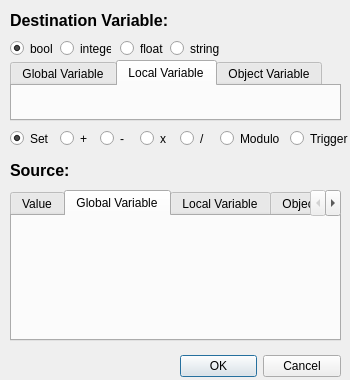
seem-sky/Simple2D-Engine, file MapEditor/UI/CommandChangeVariable.ui: the form before one commit.
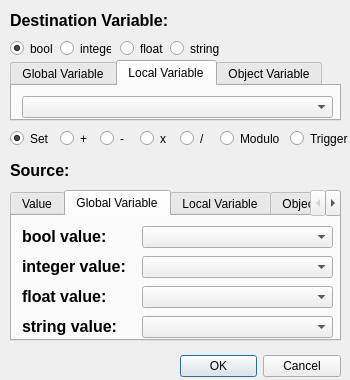
The form after the commit. The open tabs and pages were chosen to show the change.

The edit to the form file:
```diff
--- a/MapEditor/UI/CommandChangeVariable.ui
+++ b/MapEditor/UI/CommandChangeVariable.ui
@@ -46,7 +46,7 @@
     <rect>
      <x>10</x>
      <y>160</y>
-     <width>71</width>
+     <width>181</width>
      <height>21</height>
     </rect>
    </property>
@@ -157,6 +157,16 @@
     <attribute name="title">
      <string>Local Variable</string>
     </attribute>
+    <widget class="QComboBox" name="m_pLocalVarBox">
+     <property name="geometry">
+      <rect>
+       <x>10</x>
+       <y>10</y>
+       <width>311</width>
+       <height>22</height>
+      </rect>
+     </property>
+    </widget>
    </widget>
    <widget class="QWidget" name="m_pDestObjectVariable">
     <attribute name="title">
@@ -440,6 +450,126 @@
     <attribute name="title">
      <string>Global Variable</string>
     </attribute>
+    <widget class="QLabel" name="label_28">
+     <property name="geometry">
+      <rect>
+       <x>10</x>
+       <y>100</y>
+       <width>121</width>
+       <height>21</height>
+      </rect>
+     </property>
+     <property name="font">
+      <font>
+       <pointsize>12</pointsize>
+       <weight>75</weight>
+       <bold>true</bold>
+      </font>
+     </property>
+     <property name="text">
+      <string>string value:</string>
+     </property>
+    </widget>
+    <widget class="QLabel" name="label_29">
+     <property name="geometry">
+      <rect>
+       <x>10</x>
+       <y>40</y>
+       <width>121</width>
+       <height>21</height>
+      </rect>
+     </property>
+     <property name="font">
+      <font>
+       <pointsize>12</pointsize>
+       <weight>75</weight>
+       <bold>true</bold>
+      </font>
+     </property>
+     <property name="text">
+      <string>integer value:</string>
+     </property>
+    </widget>
+    <widget class="QLabel" name="label_30">
+     <property name="geometry">
+      <rect>
+       <x>10</x>
+       <y>10</y>
+       <width>101</width>
+       <height>21</height>
+      </rect>
+     </property>
+     <property name="font">
+      <font>
+       <pointsize>12</pointsize>
+       <weight>75</weight>
+       <bold>true</bold>
+      </font>
+     </property>
+     <property name="text">
+      <string>bool value:</string>
+     </property>
+    </widget>
+    <widget class="QLabel" name="label_31">
+     <property name="geometry">
+      <rect>
+       <x>10</x>
+       <y>70</y>
+       <width>121</width>
+       <height>21</height>
+      </rect>
+     </property>
+     <property name="font">
+      <font>
+       <pointsize>12</pointsize>
+       <weight>75</weight>
+       <bold>true</bold>
+      </font>
+     </property>
+     <property name="text">
+      <string>float value:</string>
+     </property>
+    </widget>
+    <widget class="QComboBox" name="m_pSrcGlobalBoolBox">
+     <property name="geometry">
+      <rect>
+       <x>130</x>
+       <y>10</y>
+       <width>191</width>
+       <height>22</height>
+      </rect>
+     </property>
+    </widget>
+    <widget class="QComboBox" name="m_pSrcGlobalIntegerBox">
+     <property name="geometry">
+      <rect>
+       <x>130</x>
+       <y>40</y>
+       <width>191</width>
+       <height>22</height>
+      </rect>
+     </property>
+    </widget>
+    <widget class="QComboBox" name="m_pSrcGlobalFloatBox">
+     <property name="geometry">
+      <rect>
+       <x>130</x>
+       <y>70</y>
+       <width>191</width>
+       <height>22</height>
+      </rect>
+     </property>
+    </widget>
+    <widget class="QComboBox" name="m_pSrcGlobalStringBox">
+     <property name="geometry">
+      <rect>
+       <x>130</x>
+       <y>100</y>
+       <width>191</width>
+       <height>22</height>
+      </rect>
+     </property>
+    </widget>
    </widget>
    <widget class="QWidget" name="m_pSrcLocalVariable">
     <attribute name="title">
```
Left out of the diff: 138 changed lines with no effect on the pictures.
